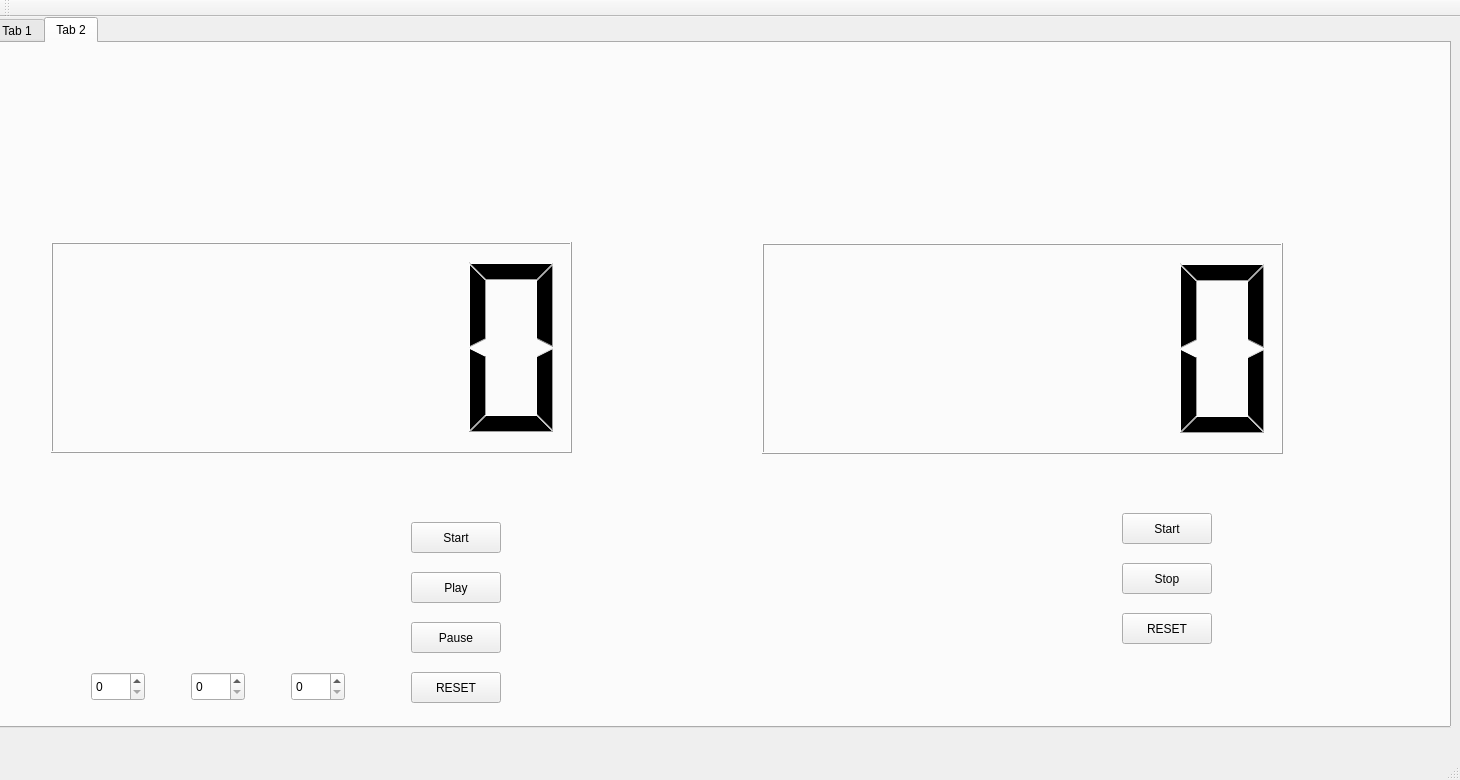
Old version of the form WorkingClock/mainwindow.ui in the repository jdrahoz/Clock.
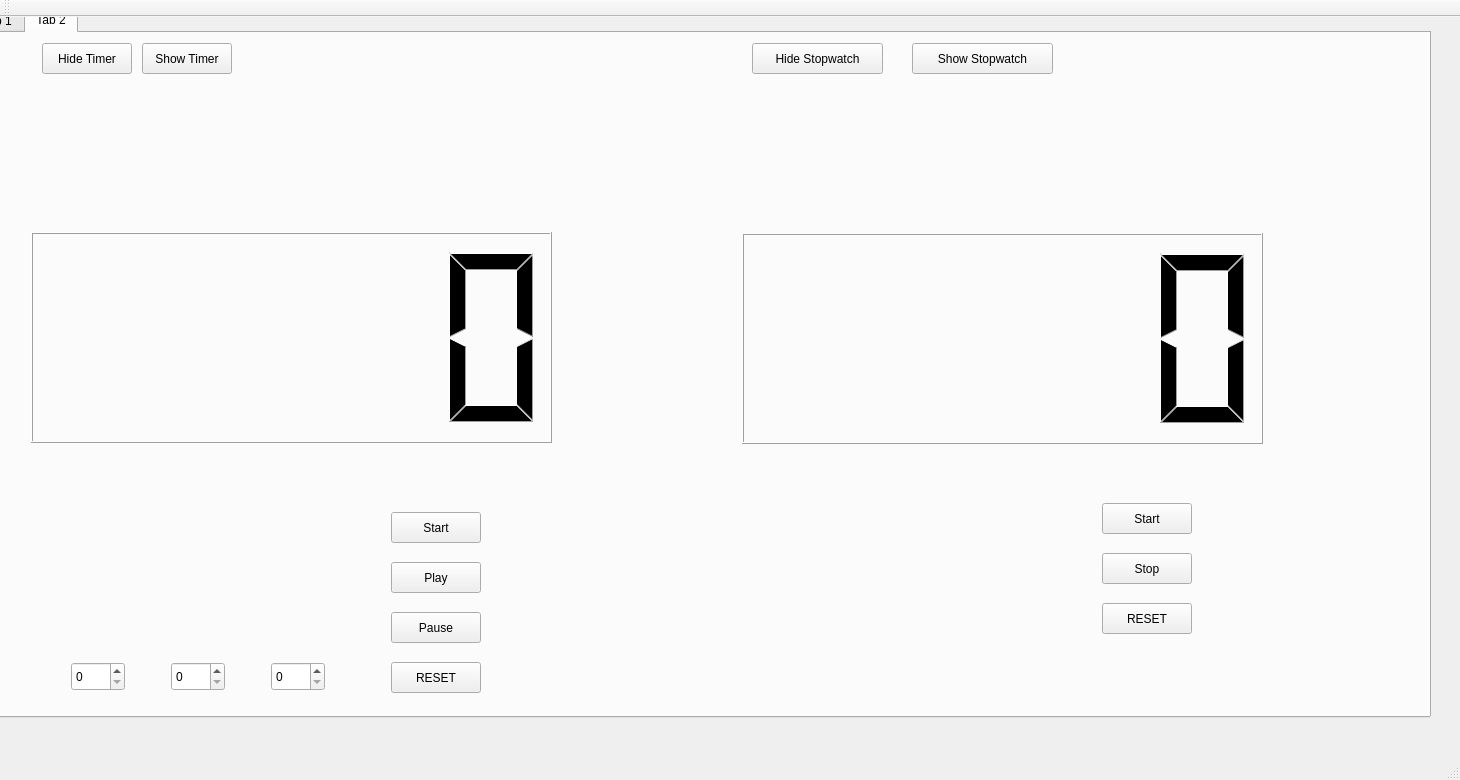
New version of the form.

Commit message: Update the mainwindow.ui to hide/show the timer/stopwatch

```diff
--- a/WorkingClock/mainwindow.ui
+++ b/WorkingClock/mainwindow.ui
@@ -29,8 +29,8 @@
    <widget class="QTabWidget" name="tabWidget">
     <property name="geometry">
      <rect>
-      <x>-10</x>
-      <y>0</y>
+      <x>-30</x>
+      <y>-10</y>
       <width>1461</width>
       <height>711</height>
      </rect>
@@ -1073,6 +1073,58 @@
        </property>
       </widget>
      </widget>
+     <widget class="QPushButton" name="pushButton">
+      <property name="geometry">
+       <rect>
+        <x>70</x>
+        <y>10</y>
+        <width>90</width>
+        <height>31</height>
+       </rect>
+      </property>
+      <property name="text">
+       <string>Hide Timer</string>
+      </property>
+     </widget>
+     <widget class="QPushButton" name="pushButton_2">
+      <property name="geometry">
+       <rect>
+        <x>170</x>
+        <y>10</y>
+        <width>90</width>
+        <height>31</height>
+       </rect>
+      </property>
+      <property name="text">
+       <string>Show Timer</string>
+      </property>
+     </widget>
+     <widget class="QPushButton" name="pushButton_3">
+      <property name="geometry">
+       <rect>
+        <x>780</x>
+        <y>10</y>
+        <width>131</width>
+        <height>31</height>
+       </rect>
+      </property>
+      <property name="text">
+       <string>Hide Stopwatch</string>
+      </property>
+     </widget>
+     <widget class="QPushButton" name="pushButton_4">
+      <property name="geometry">
+       <rect>
+        <x>940</x>
+        <y>10</y>
+        <width>141</width>
+        <height>31</height>
+       </rect>
+      </property>
+      <property name="text">
+       <string>Show Stopwatch</string>
+      </property>
+     </widget>
     </widget>
    </widget>
   </widget>
```
Left out of the diff: 84 changed lines with no effect on the pictures.
